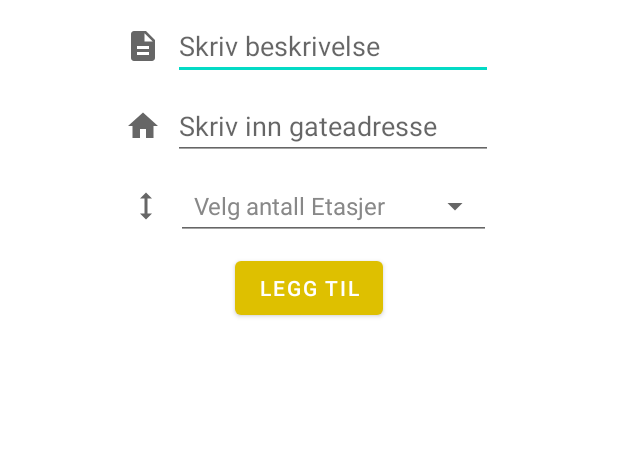
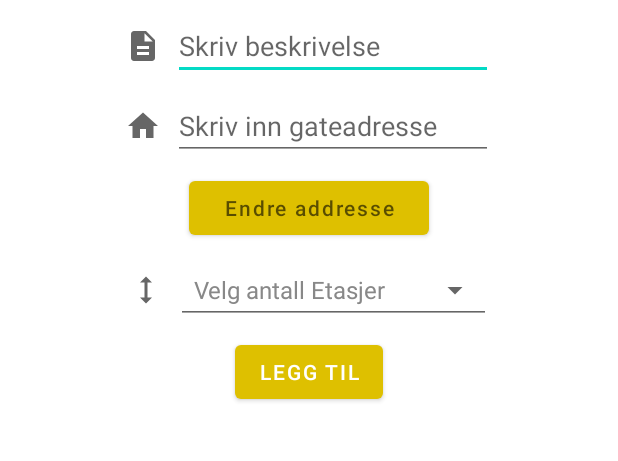
Before and after one commit to WilliamNerem/ApputviklingMappe3, an Android app: the LeggTil screen opened directly, with no data from a screen before it, on a phone screen of 412 x 824 dp, the part 84-545 px from its top. Run offline under Robolectric (Android 15) with nearby library versions, the phone set to English and light mode, and no system bars; 3 statements that could not run were skipped.

Commit message:
Lagt til knapp for å endre addresse

```diff
--- a/app/src/main/AndroidManifest.xml
+++ b/app/src/main/AndroidManifest.xml
@@ -21,15 +21,15 @@
         <activity
             android:name="com.example.apputviklingmappe3_s344106_s344082.Maps"
             android:exported="true">
-        </activity>
-        <activity
-            android:name="com.example.apputviklingmappe3_s344106_s344082.HusList"
-            android:exported="true">
             <intent-filter>
                 <action android:name="android.intent.action.MAIN" />
 
                 <category android:name="android.intent.category.LAUNCHER" />
             </intent-filter>
+        </activity>
+        <activity
+            android:name="com.example.apputviklingmappe3_s344106_s344082.HusList"
+            android:exported="true">
         </activity>
         <activity
             android:name="com.example.apputviklingmappe3_s344106_s344082.LeggTil"
--- a/app/src/main/java/com/example/apputviklingmappe3_s344106_s344082/LeggTil.java
+++ b/app/src/main/java/com/example/apputviklingmappe3_s344106_s344082/LeggTil.java
@@ -30,6 +30,7 @@ public class LeggTil extends AppCompatActivity {
     private DBHandler db;
     private ImageView btnList;
     private Button btn;
+    private Button btnEditAddresse;
     private EditText editBeskrivelse;
     private EditText editGateadresse;
     private Spinner spinnerEtasjer;
@@ -44,6 +45,7 @@ public class LeggTil extends AppCompatActivity {
         db = new DBHandler(this);
         btnList = (ImageView) findViewById(R.id.list);
         btn = (Button) findViewById(R.id.btnLeggTil);
+        btnEditAddresse = (Button) findViewById(R.id.editAddresse);
         editBeskrivelse = findViewById(R.id.beskrivelse);
         editGateadresse = findViewById(R.id.gateadresse);
         spinnerEtasjer = findViewById(R.id.etasjer);
@@ -64,6 +66,13 @@ public class LeggTil extends AppCompatActivity {
             @Override
             public void onClick(View view) {
                 startActivity(new Intent(LeggTil.this, Maps.class));
+            }
+        });
+
+        btnEditAddresse.setOnClickListener(new View.OnClickListener() {
+            @Override
+            public void onClick(View view) {
+
             }
         });
 
--- a/app/src/main/res/layout/legg_til.xml
+++ b/app/src/main/res/layout/legg_til.xml
@@ -87,13 +87,36 @@
         </androidx.constraintlayout.widget.ConstraintLayout>
 
         <androidx.constraintlayout.widget.ConstraintLayout
+            android:id="@+id/constEditAddresse"
+            android:layout_width="match_parent"
+            android:layout_height="wrap_content"
+            android:layout_marginTop="8dp"
+            app:layout_constraintEnd_toEndOf="parent"
+            app:layout_constraintStart_toStartOf="parent"
+            app:layout_constraintTop_toBottomOf="@id/constGateadresse">
+
+            <Button
+                android:id="@+id/editAddresse"
+                android:layout_width="wrap_content"
+                android:layout_height="wrap_content"
+                android:ems="10"
+                android:hint="Endre addresse"
+                app:layout_constraintBottom_toBottomOf="parent"
+                app:layout_constraintEnd_toEndOf="parent"
+                app:layout_constraintStart_toStartOf="parent"
+                app:layout_constraintTop_toTopOf="parent" />
+
+
+        </androidx.constraintlayout.widget.ConstraintLayout>
+
+        <androidx.constraintlayout.widget.ConstraintLayout
             android:id="@+id/constEtasjer"
             android:layout_width="match_parent"
             android:layout_height="wrap_content"
             android:layout_marginTop="8dp"
             app:layout_constraintEnd_toEndOf="parent"
             app:layout_constraintStart_toStartOf="parent"
-            app:layout_constraintTop_toBottomOf="@+id/constGateadresse">
+            app:layout_constraintTop_toBottomOf="@+id/constEditAddresse">
 
             <ImageView
                 android:id="@+id/iconEtasjer"
```
